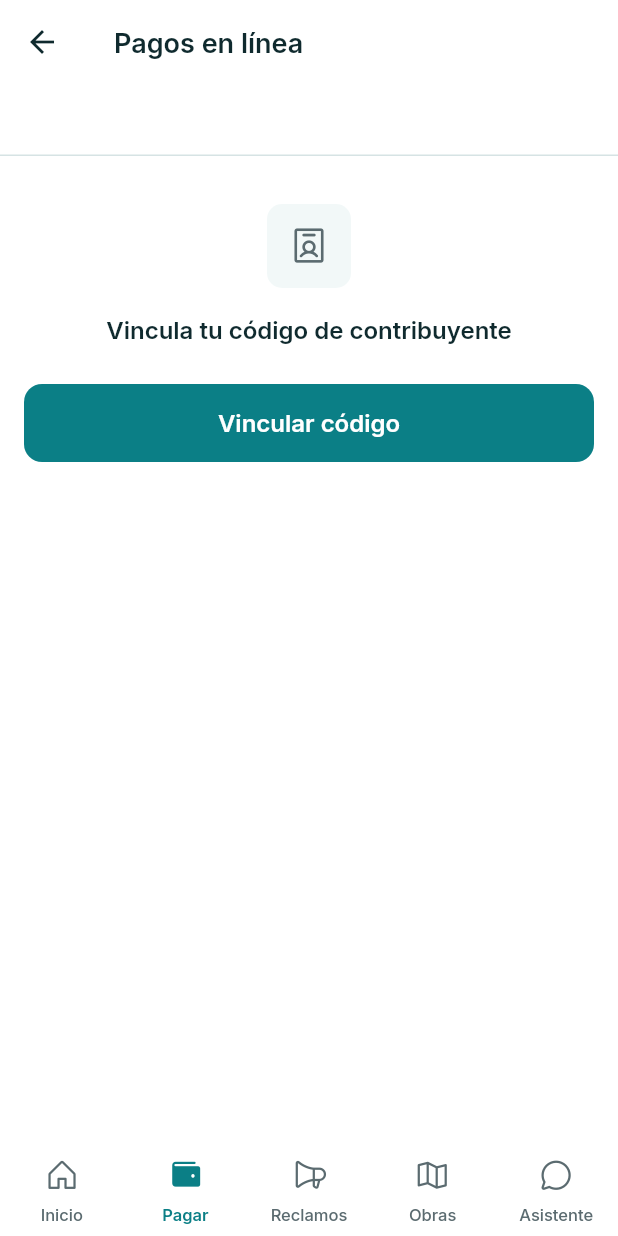
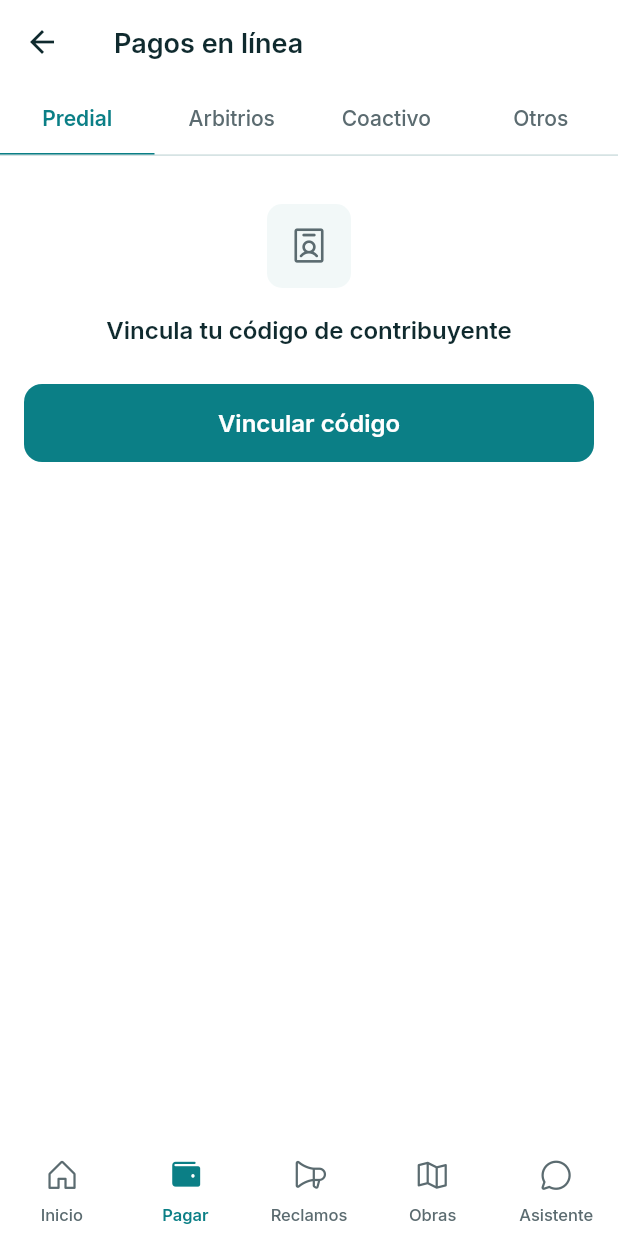
Before and after one commit to HerrSopMod/almira-app, a Flutter app: the PagoEnLineaScreen screen opened by its route, on a phone screen of 412 x 824 dp. Run offline on Flutter 3.47's test engine with Material 3 defaults, Android fonts, the phone set to English and light mode, and no system bars; our stand-ins replace flutter_map, flutter_riverpod, flutter_secure_storage, flutter_svg, geolocator, go_router and 6 more; missing offline and left inert: google_mlkit_image_labeling; accounts and stored records are empty.

Commit message:
feat(flutter): pagos en línea con pestañas del tema y segmentado centrado
Pestañas turquesa sobre barra blanca, textos del segmentado centrados en dos líneas, importe
total con el monto grande que se achica antes de desbordar y más aire entre bloques.

Co-Authored-By: Claude Fable 5.1 <noreply@anthropic.com>

```diff
--- a/apps/almira_flutter/lib/features/payments/pago_en_linea_screen.dart
+++ b/apps/almira_flutter/lib/features/payments/pago_en_linea_screen.dart
@@ -49,13 +49,7 @@ class _PagoEnLineaScreenState extends ConsumerState<PagoEnLineaScreen>
         title: const Text('Pagos en línea'),
         bottom: TabBar(
           controller: _pestanasControl,
-          labelColor: Colors.white,
-          unselectedLabelColor: Colors.white70,
-          indicatorColor: Colors.white,
-          labelStyle: textos.titleSmall,
-          unselectedLabelStyle: textos.titleSmall!.copyWith(fontWeight: FontWeight.w500),
           labelPadding: const EdgeInsets.symmetric(horizontal: AppSpacing.xs),
-          dividerColor: Colors.transparent,
           tabs: [for (final t in _pestanas) Tab(text: t.etiqueta)],
         ),
       ),
@@ -82,19 +76,21 @@ class _PagoEnLineaScreenState extends ConsumerState<PagoEnLineaScreen>
             return Column(
               children: [
                 const Padding(
-                  padding: EdgeInsets.fromLTRB(AppSpacing.margen, AppSpacing.lg, AppSpacing.margen, 0),
+                  padding: EdgeInsets.fromLTRB(AppSpacing.margen, AppSpacing.xl, AppSpacing.margen, 0),
                   child: PasosPago(actual: 0),
                 ),
                 Padding(
-                  padding: const EdgeInsets.fromLTRB(AppSpacing.margen, AppSpacing.md, AppSpacing.margen, 0),
+                  padding: const EdgeInsets.fromLTRB(AppSpacing.margen, AppSpacing.xl, AppSpacing.margen, 0),
                   child: SegmentedButton<bool>(
                     segments: const [
-                      ButtonSegment(value: true, label: Text('Beneficio al vencimiento')),
-                      ButtonSegment(value: false, label: Text('Deuda general')),
+                      ButtonSegment(
+                        value: true,
+                        label: Text('Beneficio al vencimiento', textAlign: TextAlign.center),
+                      ),
+                      ButtonSegment(value: false, label: Text('Deuda general', textAlign: TextAlign.center)),
                     ],
                     selected: {_beneficio},
                     showSelectedIcon: false,
-                    style: SegmentedButton.styleFrom(textStyle: textos.labelMedium),
                     onSelectionChanged: (s) => setState(() => _beneficio = s.first),
                   ),
                 ),
@@ -151,11 +147,16 @@ class _PagoEnLineaScreenState extends ConsumerState<PagoEnLineaScreen>
                     mainAxisSize: MainAxisSize.min,
                     children: [
                       Row(
+                        crossAxisAlignment: CrossAxisAlignment.end,
                         children: [
-                          Expanded(child: Text('Importe total', style: textos.bodyLarge)),
-                          Text(
-                            soles(total),
-                            style: textos.titleLarge!.copyWith(fontFeatures: cifrasTabulares),
+                          Expanded(child: Text('Importe total', style: textos.bodyMedium)),
+                          const SizedBox(width: AppSpacing.md),
+                          Flexible(
+                            child: FittedBox(
+                              fit: BoxFit.scaleDown,
+                              alignment: Alignment.centerRight,
+                              child: Text(soles(total), style: textos.headlineSmall),
+                            ),
                           ),
                         ],
                       ),
```
